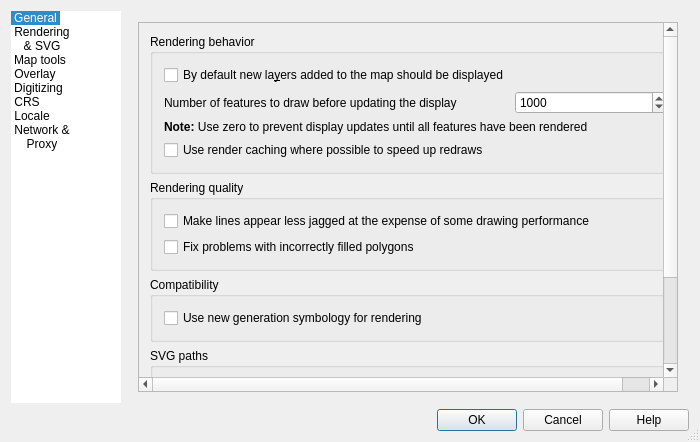
The window that qgis/src/ui/qgsoptionsbase.ui (sourcepole/qgis) describes before a commit, drawn with Qt 5.
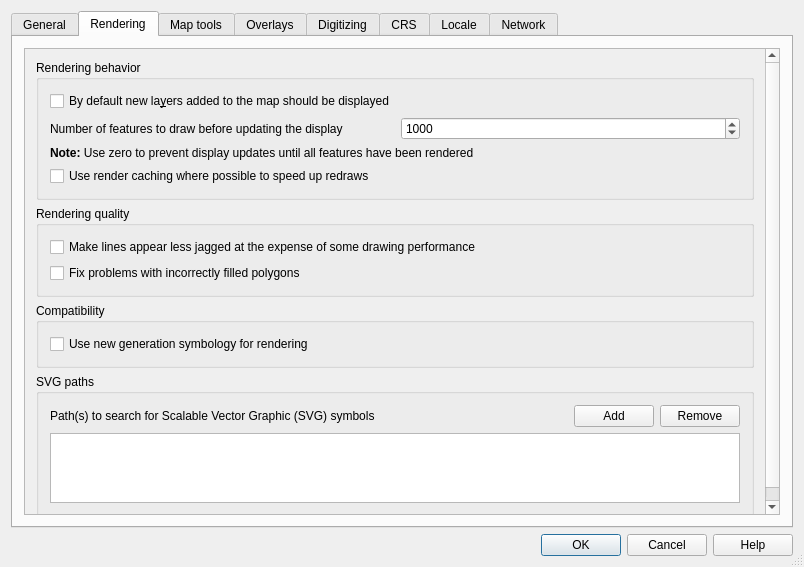
The same window after the commit. The open tabs and pages were chosen to show the change. Icons and pictures are not drawn. Custom widgets are drawn as their Qt base class.

Commit message: Tidy up for the options window to use top tabs as per gui discussion at Wroclaw Hackfest

Patch:
```diff
--- a/qgis/src/ui/qgsoptionsbase.ui
+++ b/qgis/src/ui/qgsoptionsbase.ui
@@ -6,8 +6,8 @@
    <rect>
     <x>0</x>
     <y>0</y>
-    <width>700</width>
-    <height>442</height>
+    <width>804</width>
+    <height>567</height>
    </rect>
   </property>
   <property name="windowTitle">
@@ -20,199 +20,7 @@
    <bool>true</bool>
   </property>
   <layout class="QGridLayout" name="gridLayout_3">
-   <item row="0" column="0">
-    <widget class="QListWidget" name="listWidget">
-     <property name="minimumSize">
-      <size>
-       <width>110</width>
-       <height>0</height>
-      </size>
-     </property>
-     <property name="maximumSize">
-      <size>
-       <width>110</width>
-       <height>16777215</height>
-      </size>
-     </property>
-     <property name="frameShape">
-      <enum>QFrame::NoFrame</enum>
-     </property>
-     <property name="frameShadow">
-      <enum>QFrame::Plain</enum>
-     </property>
-     <property name="horizontalScrollBarPolicy">
-      <enum>Qt::ScrollBarAlwaysOff</enum>
-     </property>
-     <property name="editTriggers">
-      <set>QAbstractItemView::NoEditTriggers</set>
-     </property>
-     <property name="showDropIndicator" stdset="0">
-      <bool>false</bool>
-     </property>
-     <property name="iconSize">
-      <size>
-       <width>64</width>
-       <height>64</height>
-      </size>
-     </property>
-     <property name="textElideMode">
-      <enum>Qt::ElideNone</enum>
-     </property>
-     <property name="flow">
-      <enum>QListView::TopToBottom</enum>
-     </property>
-     <property name="isWrapping" stdset="0">
-      <bool>false</bool>
-     </property>
-     <property name="resizeMode">
-      <enum>QListView::Adjust</enum>
-     </property>
-     <property name="spacing">
-      <number>9</number>
-     </property>
-     <property name="viewMode">
-      <enum>QListView::IconMode</enum>
-     </property>
-     <property name="wordWrap">
-      <bool>true</bool>
-     </property>
-     <property name="currentRow">
-      <number>0</number>
-     </property>
-     <item>
-      <property name="text">
-       <string>General</string>
-      </property>
-      <property name="textAlignment">
-       <set>AlignHCenter|AlignVCenter|AlignCenter</set>
-      </property>
-      <property name="icon">
-       <iconset resource="../../images/images.qrc">
-        <normaloff>:/images/themes/default/propertyicons/general.png</normaloff>:/images/themes/default/propertyicons/general.png</iconset>
-      </property>
-      <property name="flags">
-       <set>ItemIsSelectable|ItemIsUserCheckable|ItemIsEnabled</set>
-      </property>
-     </item>
-     <item>
-      <property name="text">
-       <string>Rendering &amp; SVG</string>
-      </property>
-      <property name="textAlignment">
-       <set>AlignHCenter|AlignVCenter|AlignCenter</set>
-      </property>
-      <property name="icon">
-       <iconset resource="../../images/images.qrc">
-        <normaloff>:/images/themes/default/propertyicons/rendering.png</normaloff>:/images/themes/default/propertyicons/rendering.png</iconset>
-      </property>
-      <property name="flags">
-       <set>ItemIsSelectable|ItemIsUserCheckable|ItemIsEnabled</set>
-      </property>
-     </item>
-     <item>
-      <property name="text">
-       <string>Map tools</string>
-      </property>
-      <property name="textAlignment">
-       <set>AlignHCenter|AlignVCenter|AlignCenter</set>
-      </property>
-      <property name="icon">
-       <iconset resource="../../images/images.qrc">
-        <normaloff>:/images/themes/default/propertyicons/map_tools.png</normaloff>:/images/themes/default/propertyicons/map_tools.png</iconset>
-      </property>
-      <property name="flags">
-       <set>ItemIsSelectable|ItemIsUserCheckable|ItemIsEnabled</set>
-      </property>
-     </item>
-     <item>
-      <property name="text">
-       <string>Overlay</string>
-      </property>
-      <property name="textAlignment">
-       <set>AlignHCenter|AlignVCenter|AlignCenter</set>
-      </property>
-      <property name="icon">
-       <iconset resource="../../images/images.qrc">
-        <normaloff>:/images/themes/default/propertyicons/overlay.png</normaloff>:/images/themes/default/propertyicons/overlay.png</iconset>
-      </property>
-      <property name="flags">
-       <set>ItemIsSelectable|ItemIsUserCheckable|ItemIsEnabled</set>
-      </property>
-     </item>
-     <item>
-      <property name="text">
-       <string>Digitizing</string>
-      </property>
-      <property name="textAlignment">
-       <set>AlignHCenter|AlignVCenter|AlignCenter</set>
-      </property>
-      <property name="icon">
-       <iconset resource="../../images/images.qrc">
-        <normaloff>:/images/themes/default/propertyicons/digitising.png</normaloff>:/images/themes/default/propertyicons/digitising.png</iconset>
-      </property>
-      <property name="flags">
-       <set>ItemIsSelectable|ItemIsUserCheckable|ItemIsEnabled</set>
-      </property>
-     </item>
-     <item>
-      <property name="text">
-       <string>CRS</string>
-      </property>
-      <property name="textAlignment">
-       <set>AlignHCenter|AlignVCenter|AlignCenter</set>
-      </property>
-      <property name="icon">
-       <iconset resource="../../images/images.qrc">
-        <normaloff>:/images/themes/default/propertyicons/CRS.png</normaloff>:/images/themes/default/propertyicons/CRS.png</iconset>
-      </property>
-      <property name="flags">
-       <set>ItemIsSelectable|ItemIsUserCheckable|ItemIsEnabled</set>
-      </property>
-     </item>
-     <item>
-      <property name="text">
-       <string>Locale</string>
-      </property>
-      <property name="textAlignment">
-       <set>AlignHCenter|AlignVCenter|AlignCenter</set>
-      </property>
-      <property name="icon">
-       <iconset resource="../../images/images.qrc">
-        <normaloff>:/images/themes/default/propertyicons/locale.png</normaloff>:/images/themes/default/propertyicons/locale.png</iconset>
-      </property>
-      <property name="flags">
-       <set>ItemIsSelectable|ItemIsUserCheckable|ItemIsEnabled</set>
-      </property>
-     </item>
-     <item>
-      <property name="text">
-       <string>Network &amp; Proxy</string>
-      </property>
-      <property name="textAlignment">
-       <set>AlignHCenter|AlignVCenter|AlignCenter</set>
-      </property>
-      <property name="icon">
-       <iconset resource="../../images/images.qrc">
-        <normaloff>:/images/themes/default/propertyicons/network_and_proxy.png</normaloff>:/images/themes/default/propertyicons/network_and_proxy.png</iconset>
-      </property>
-      <property name="flags">
-       <set>ItemIsSelectable|ItemIsUserCheckable|ItemIsEnabled</set>
-      </property>
-     </item>
-     <item>
-      <property name="text">
-       <string notr="true"/>
-      </property>
-      <property name="textAlignment">
-       <set>AlignHCenter|AlignVCenter|AlignCenter</set>
-      </property>
-      <property name="flags">
-       <set>NoItemFlags</set>
-      </property>
-     </item>
-    </widget>
-   </item>
-   <item row="1" column="0" colspan="2">
+   <item row="1" column="0">
     <widget class="QDialogButtonBox" name="buttonBox">
      <property name="orientation">
       <enum>Qt::Horizontal</enum>
@@ -222,12 +30,25 @@
      </property>
     </widget>
    </item>
-   <item row="0" column="1">
-    <widget class="QStackedWidget" name="stackedWidget">
+   <item row="0" column="0">
+    <widget class="QTabWidget" name="tabWidget">
      <property name="currentIndex">
       <number>0</number>
      </property>
-     <widget class="QWidget" name="stackedWidgetPage1">
+     <property name="iconSize">
+      <size>
+       <width>32</width>
+       <height>32</height>
+      </size>
+     </property>
+     <widget class="QWidget" name="tabWidgetPage1" native="true">
+      <attribute name="icon">
+       <iconset resource="../../images/images.qrc">
+        <normaloff>:/images/themes/default/propertyicons/general.png</normaloff>:/images/themes/default/propertyicons/general.png</iconset>
+      </attribute>
+      <attribute name="title">
+       <string>General</string>
+      </attribute>
       <layout class="QGridLayout" name="gridLayout_7">
        <item row="0" column="0">
         <widget class="QScrollArea" name="scrollArea_2">
@@ -497,7 +318,14 @@
        </item>
       </layout>
      </widget>
-     <widget class="QWidget" name="stackedWidgetPage2">
+     <widget class="QWidget" name="tabWidgetPage2" native="true">
+      <attribute name="icon">
+       <iconset resource="../../images/images.qrc">
+        <normaloff>:/images/themes/default/propertyicons/rendering.png</normaloff>:/images/themes/default/propertyicons/rendering.png</iconset>
+      </attribute>
+      <attribute name="title">
+       <string>Rendering</string>
+      </attribute>
       <layout class="QGridLayout" name="gridLayout_9">
        <item row="0" column="0">
         <widget class="QScrollArea" name="scrollArea_3">
@@ -509,8 +337,8 @@
            <rect>
             <x>0</x>
             <y>0</y>
-            <width>659</width>
-            <height>551</height>
+            <width>746</width>
+            <height>473</height>
            </rect>
           </property>
           <layout class="QGridLayout" name="gridLayout_8">
@@ -661,7 +489,14 @@
        </item>
       </layout>
      </widget>
-     <widget class="QWidget" name="stackedWidgetPage3">
+     <widget class="QWidget" name="tabWidgetPage3" native="true">
+      <attribute name="icon">
+       <iconset resource="../../images/images.qrc">
+        <normaloff>:/images/themes/default/propertyicons/map_tools.png</normaloff>:/images/themes/default/propertyicons/map_tools.png</iconset>
+      </attribute>
+      <attribute name="title">
+       <string>Map tools</string>
+      </attribute>
       <layout class="QGridLayout" name="gridLayout_6">
        <item row="0" column="0">
         <widget class="QScrollArea" name="scrollArea">
@@ -934,7 +769,14 @@
        </item>
       </layout>
      </widget>
-     <widget class="QWidget" name="stackedWidgetPage4">
+     <widget class="QWidget" name="tabWidgetPage4" native="true">
+      <attribute name="icon">
+       <iconset resource="../../images/images.qrc">
+        <normaloff>:/images/themes/default/propertyicons/overlay.png</normaloff>:/images/themes/default/propertyicons/overlay.png</iconset>
+      </attribute>
+      <attribute name="title">
+       <string>Overlays</string>
+      </attribute>
       <layout class="QGridLayout" name="gridLayout_11">
        <item row="0" column="0">
         <widget class="QScrollArea" name="scrollArea_4">
@@ -1002,7 +844,14 @@
        </item>
       </layout>
      </widget>
-     <widget class="QWidget" name="stackedWidgetPage5">
+     <widget class="QWidget" name="tabWidgetPage5" native="true">
+      <attribute name="icon">
+       <iconset resource="../../images/images.qrc">
+        <normaloff>:/images/themes/default/propertyicons/digitising.png</normaloff>:/images/themes/default/propertyicons/digitising.png</iconset>
+      </attribute>
+      <attribute name="title">
+       <string>Digitizing</string>
+      </attribute>
       <layout class="QGridLayout" name="gridLayout_14">
        <item row="0" column="0">
         <widget class="QScrollArea" name="scrollArea_5">
@@ -1325,7 +1174,14 @@
        </item>
       </layout>
      </widget>
-     <widget class="QWidget" name="stackedWidgetPage6">
+     <widget class="QWidget" name="tabWidgetPage6" native="true">
+      <attribute name="icon">
+       <iconset resource="../../images/images.qrc">
+        <normaloff>:/images/themes/default/propertyicons/CRS.png</normaloff>:/images/themes/default/propertyicons/CRS.png</iconset>
+      </attribute>
+      <attribute name="title">
+       <string>CRS</string>
+      </attribute>
       <layout class="QGridLayout" name="gridLayout_16">
        <item row="0" column="0">
         <widget class="QScrollArea" name="scrollArea_6">
@@ -1414,7 +1270,14 @@
        </item>
       </layout>
      </widget>
-     <widget class="QWidget" name="stackedWidgetPage7">
+     <widget class="QWidget" name="tabWidgetPage7" native="true">
+      <attribute name="icon">
+       <iconset resource="../../images/images.qrc">
+        <normaloff>:/images/themes/default/propertyicons/locale.png</normaloff>:/images/themes/default/propertyicons/locale.png</iconset>
+      </attribute>
+      <attribute name="title">
+       <string>Locale</string>
+      </attribute>
       <layout class="QGridLayout" name="gridLayout_18">
        <item row="0" column="0">
         <widget class="QScrollArea" name="scrollArea_7">
@@ -1498,7 +1361,14 @@
        </item>
       </layout>
      </widget>
-     <widget class="QWidget" name="stackedWidgetPage8">
+     <widget class="QWidget" name="tabWidgetPage8" native="true">
+      <attribute name="icon">
+       <iconset resource="../../images/images.qrc">
+        <normaloff>:/images/themes/default/propertyicons/network_and_proxy.png</normaloff>:/images/themes/default/propertyicons/network_and_proxy.png</iconset>
+      </attribute>
+      <attribute name="title">
+       <string>Network</string>
+      </attribute>
       <layout class="QGridLayout" name="gridLayout_19">
        <item row="0" column="0">
         <widget class="QScrollArea" name="scrollArea_8">
```
Left out of the diff: 49 changed lines with no effect on the pictures. The commit also changes 1 other file.
